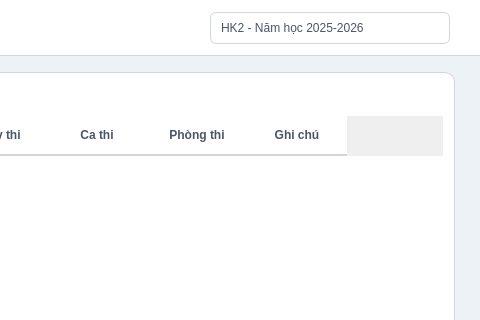
Qt form frontend/ui/exam_schedule.ui (abcxyzawe/BaiTapLonPy) before a commit; both pictures show x 620 to 1100 and y 0 to 320 of the 1100 by 700 pixel window.
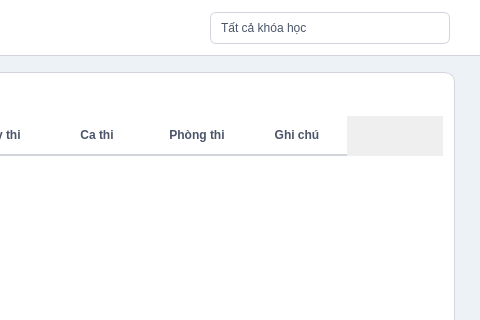
The same form after that commit.

What changed in the file:
```diff
--- a/frontend/ui/exam_schedule.ui
+++ b/frontend/ui/exam_schedule.ui
@@ -64,8 +64,7 @@
     <widget name="cboSemester" class="QComboBox">
      <property name="geometry"><rect><x>600</x><y>12</y><width>240</width><height>32</height></rect></property>
      <property name="styleSheet"><string notr="true">QComboBox { border: 1px solid #d2d6dc; border-radius: 6px; padding: 5px 10px; font-size: 12px; background: white; color: #4a5568; } QComboBox::drop-down { border: none; }</string></property>
-     <item><property name="text"><string>HK2 - Năm học 2025-2026</string></property></item>
-     <item><property name="text"><string>HK1 - Năm học 2025-2026</string></property></item>
+     <item><property name="text"><string>Tất cả khóa học</string></property></item>
     </widget>
    </widget>
 
```
